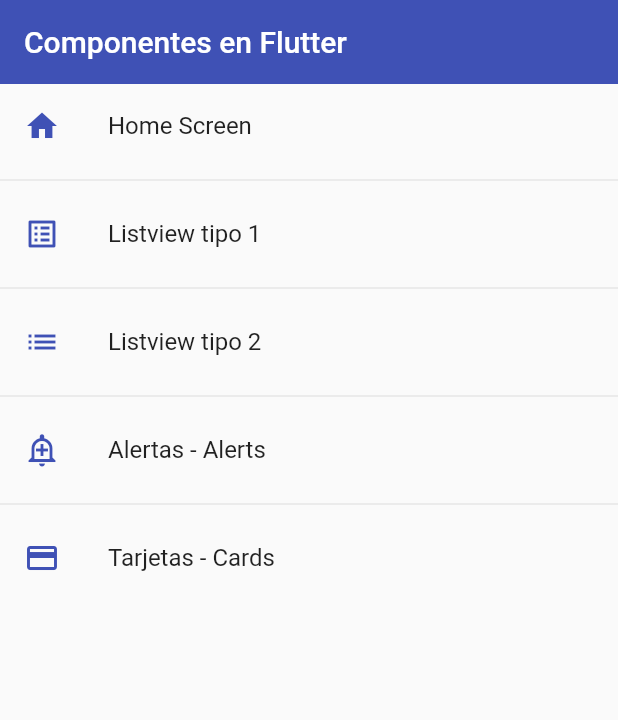
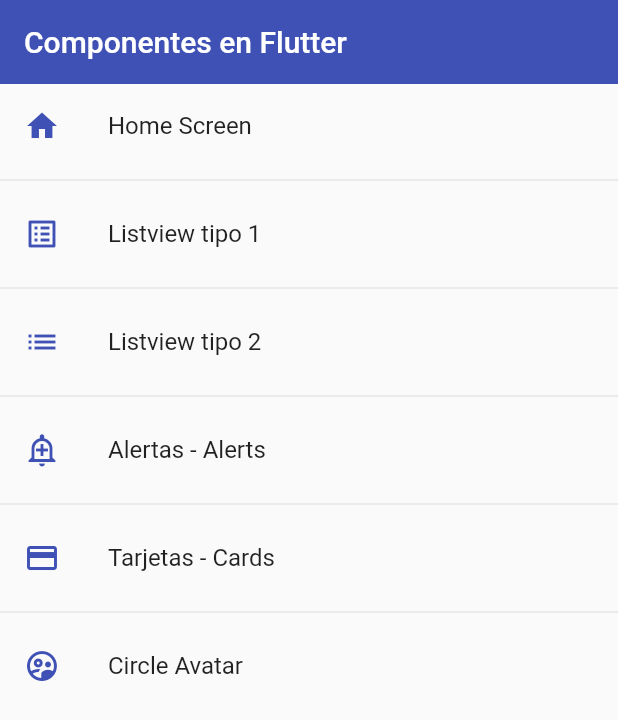
Before and after one commit to mkhi33/flutter, a Flutter app: the screen it shows after launch, on a phone screen of 412 x 824 dp. Shown: the top 720 px of the screen. Run offline on Flutter 3.47's test engine with Material 2 defaults, Android fonts, the phone set to English and light mode, and no system bars.

Commit message:
Utilizando el widget CircleAvatar

```diff
--- a/apps/fl_components/lib/router/app_routes.dart
+++ b/apps/fl_components/lib/router/app_routes.dart
@@ -31,6 +31,11 @@ class AppRoutes {
         name: 'Tarjetas - Cards',
         screen: const CardScreen(),
         icon: Icons.credit_card),
+    MenuOption(
+        route: 'avatar',
+        name: 'Circle Avatar',
+        screen: const AvatarScreen(),
+        icon: Icons.supervised_user_circle_outlined),
   ];
 
   static Map<String, Widget Function(BuildContext)> getAppRoutes() {
--- a/apps/fl_components/lib/screens/screens.dart
+++ b/apps/fl_components/lib/screens/screens.dart
@@ -1,5 +1,6 @@
 export 'package:fl_components/screens/alert_screen.dart';
 export 'package:fl_components/screens/alert_screen.dart';
+export 'package:fl_components/screens/avatar_screen.dart';
 export 'package:fl_components/screens/card_screen.dart';
 export 'package:fl_components/screens/home_screen.dart';
 export 'package:fl_components/screens/listview1_screen.dart';
```
Also changed, not shown: apps/fl_components/lib/screens/avatar_screen.dart (added, +29 -0 lines).
